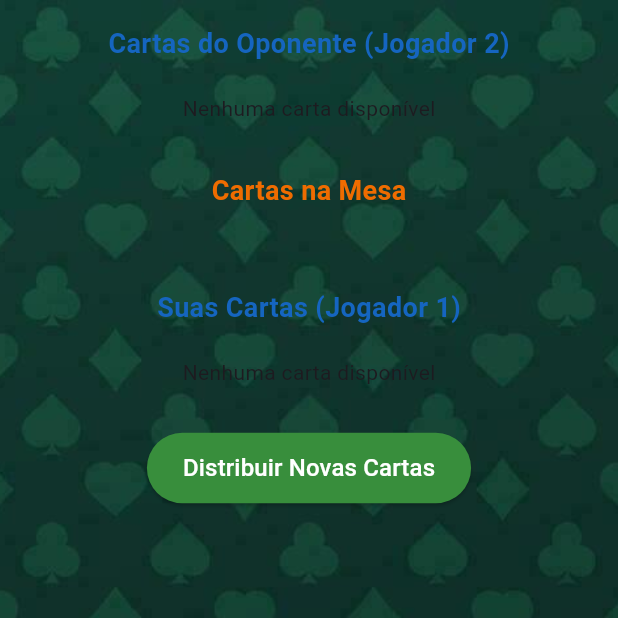
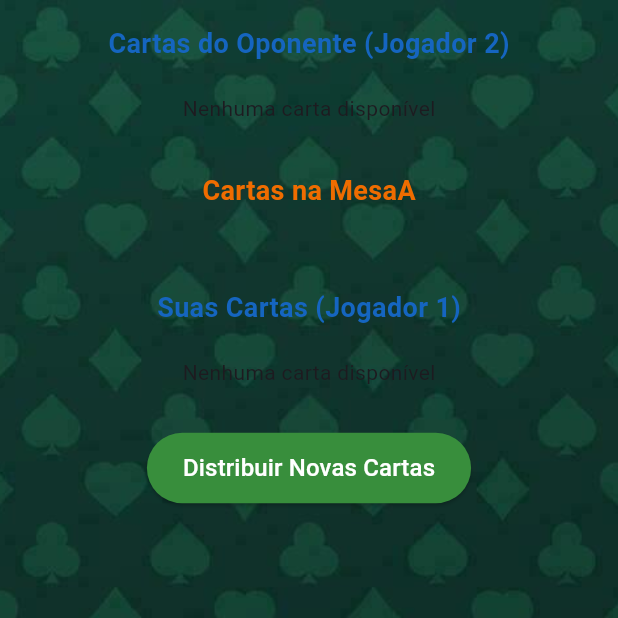
Before and after one commit to vichsort/trucaralhov2, a Flutter app: the screen it shows after launch, on a phone screen of 412 x 824 dp, the top half of it. Run offline on Flutter 3.47's test engine with Material 3 defaults, Android fonts, the phone set to English and light mode, and no system bars; our stand-ins replace sqflite; accounts and stored records are empty; network calls fail.

Commit message:
important - backup

```diff
--- a/lib/main.dart
+++ b/lib/main.dart
@@ -165,7 +165,7 @@ class _TrucoHomePageState extends State<TrucoHomePage> {
         mainAxisAlignment: MainAxisAlignment.center,
         children: [
           Text(
-            'Cartas na Mesa',
+            'Cartas na MesaA',
             style: TextStyle(
               fontSize: 18,
               fontWeight: FontWeight.bold,
```
